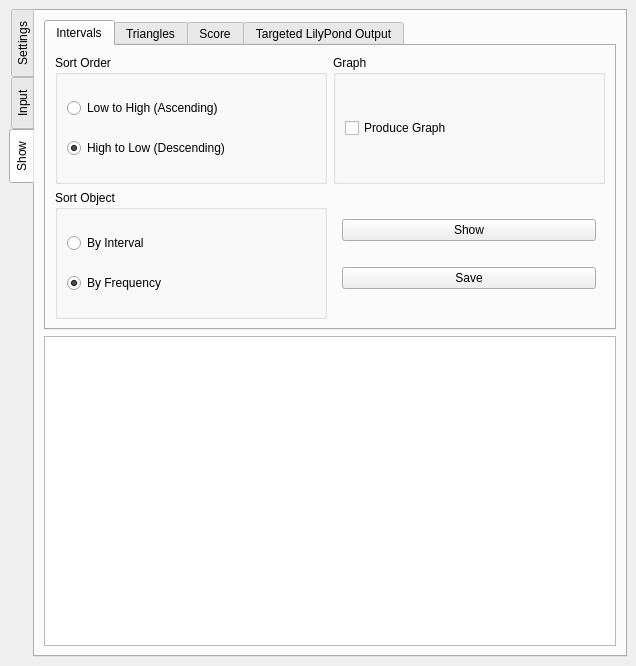
ELVIS-Project/vis-framework, file qt/main_window.ui: the form before one commit.
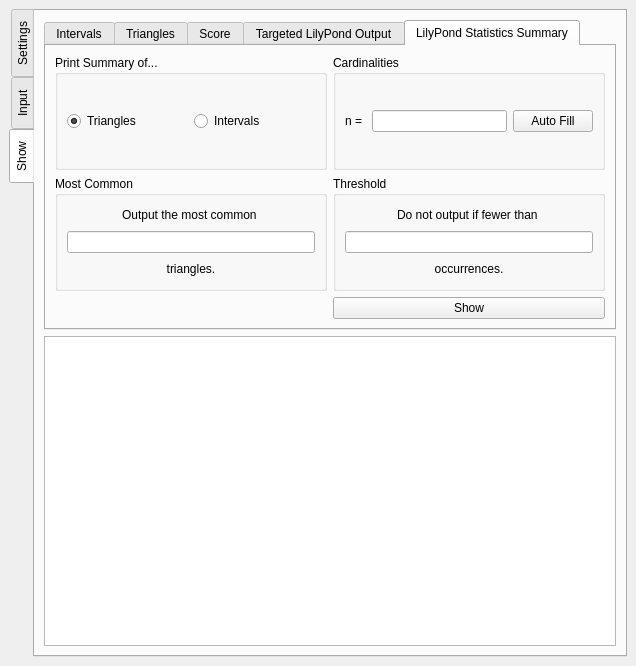
The form after the commit. The open tabs and pages were chosen to show the change.

Commit message:
Completed GUI for LilyPond Summary Results
Closes #24. There's a sub-tab under the "Show" tab for the LilyPond
summary results. There are still numerous display formatting issues with
the LilyPond output, but it's useable, so we're keeping it for now.

```diff
--- a/qt/main_window.ui
+++ b/qt/main_window.ui
@@ -383,7 +383,7 @@
         <item>
          <widget class="QTabWidget" name="tabs_output_options">
           <property name="currentIndex">
-           <number>0</number>
+           <number>4</number>
           </property>
           <widget class="QWidget" name="tab_intervals">
            <attribute name="title">
@@ -801,6 +801,152 @@
             </item>
            </layout>
           </widget>
+          <widget class="QWidget" name="tab_lilypond_summary">
+           <attribute name="title">
+            <string>LilyPond Statistics Summary</string>
+           </attribute>
+           <layout class="QGridLayout" name="gridLayout_3">
+            <item row="1" column="0">
+             <widget class="QGroupBox" name="groupBox_10">
+              <property name="title">
+               <string>Most Common</string>
+              </property>
+              <layout class="QVBoxLayout" name="verticalLayout_25">
+               <item>
+                <widget class="QLabel" name="label_8">
+                 <property name="text">
+                  <string>Output the most common </string>
+                 </property>
+                 <property name="alignment">
+                  <set>Qt::AlignCenter</set>
+                 </property>
+                </widget>
+               </item>
+               <item>
+                <widget class="QLineEdit" name="line_summary_topX"/>
+               </item>
+               <item>
+                <widget class="QLabel" name="lbl_summary_triangles_or_ngrams">
+                 <property name="text">
+                  <string>triangles.</string>
+                 </property>
+                 <property name="alignment">
+                  <set>Qt::AlignCenter</set>
+                 </property>
+                </widget>
+               </item>
+              </layout>
+             </widget>
+            </item>
+            <item row="0" column="0">
+             <widget class="QGroupBox" name="groupBox_13">
+              <property name="title">
+               <string>Print Summary of...</string>
+              </property>
+              <layout class="QHBoxLayout" name="horizontalLayout_10">
+               <item>
+                <widget class="QRadioButton" name="rdo_summary_triangles">
+                 <property name="text">
+                  <string>Triangles</string>
+                 </property>
+                 <property name="checked">
+                  <bool>true</bool>
+                 </property>
+                </widget>
+               </item>
+               <item>
+                <widget class="QRadioButton" name="rdo_summary_intervals">
+                 <property name="text">
+                  <string>Intervals</string>
+                 </property>
+                </widget>
+               </item>
+              </layout>
+             </widget>
+            </item>
+            <item row="0" column="1">
+             <widget class="QGroupBox" name="box_summary_cardinalities">
+              <property name="title">
+               <string>Cardinalities</string>
+              </property>
+              <layout class="QHBoxLayout" name="horizontalLayout_13">
+               <item>
+                <widget class="QLabel" name="label_11">
+                 <property name="text">
+                  <string>n = </string>
+                 </property>
+                 <property name="buddy">
+                  <cstring>line_summary_n</cstring>
+                 </property>
+                </widget>
+               </item>
+               <item>
+                <widget class="QLineEdit" name="line_summary_n"/>
+               </item>
+               <item>
+                <widget class="QPushButton" name="btn_summary_auto_n">
+                 <property name="text">
+                  <string>Auto Fill</string>
+                 </property>
+                </widget>
+               </item>
+              </layout>
+             </widget>
+            </item>
+            <item row="1" column="1">
+             <widget class="QGroupBox" name="groupBox_11">
+              <property name="title">
+               <string>Threshold</string>
+              </property>
+              <layout class="QVBoxLayout" name="verticalLayout_18">
+               <item>
+                <widget class="QLabel" name="label_9">
+                 <property name="text">
+                  <string>Do not output if fewer than </string>
+                 </property>
+                 <property name="alignment">
+                  <set>Qt::AlignCenter</set>
+                 </property>
+                </widget>
+               </item>
+               <item>
+                <widget class="QLineEdit" name="line_summary_threshold"/>
+               </item>
+               <item>
+                <widget class="QLabel" name="label_10">
+                 <property name="text">
+                  <string>occurrences.</string>
+                 </property>
+                 <property name="alignment">
+                  <set>Qt::AlignCenter</set>
+                 </property>
+                </widget>
+               </item>
+              </layout>
+             </widget>
+            </item>
+            <item row="2" column="1">
+             <widget class="QPushButton" name="btn_summary_show">
+              <property name="text">
+               <string>Show</string>
+              </property>
+             </widget>
+            </item>
+            <item row="2" column="0">
+             <spacer name="horizontalSpacer_3">
+              <property name="orientation">
+               <enum>Qt::Horizontal</enum>
+              </property>
+              <property name="sizeHint" stdset="0">
+               <size>
+                <width>40</width>
+                <height>20</height>
+               </size>
+              </property>
+             </spacer>
+            </item>
+           </layout>
+          </widget>
          </widget>
         </item>
         <item>
```
The commit also changes 6 other files.
